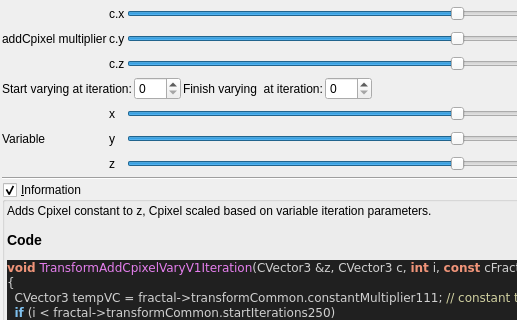
First picture: the form in mandelbulber2/qt_data/fractal_transf_add_Cpixel_varyV1.ui, repository buddhi1980/mandelbulber2, before the edit; both pictures show x 0 to 517 and y 0 to 320 of the 880 by 746 pixel window.
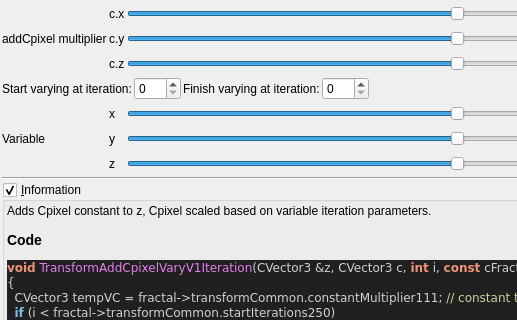
Second picture: the form after the edit. Custom widgets are drawn as their Qt base class.

```diff
--- a/mandelbulber2/qt_data/fractal_transf_add_Cpixel_varyV1.ui
+++ b/mandelbulber2/qt_data/fractal_transf_add_Cpixel_varyV1.ui
@@ -427,7 +427,7 @@
        <item row="0" column="2">
         <widget class="QLabel" name="label_169">
          <property name="text">
-          <string>Finish varying  at iteration:</string>
+          <string>Finish varying at iteration:</string>
          </property>
         </widget>
        </item>
```
